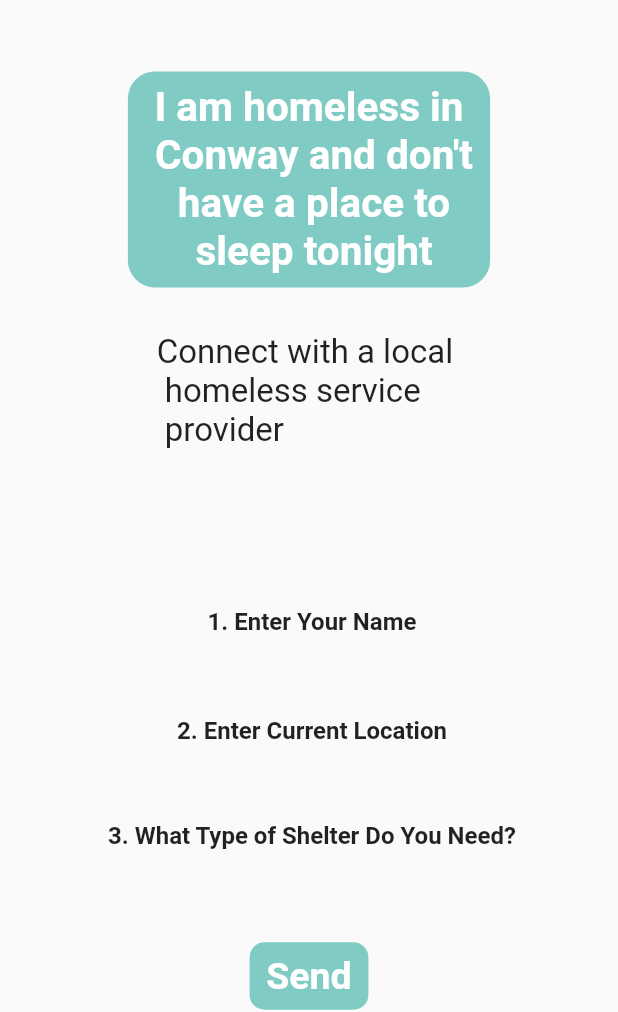
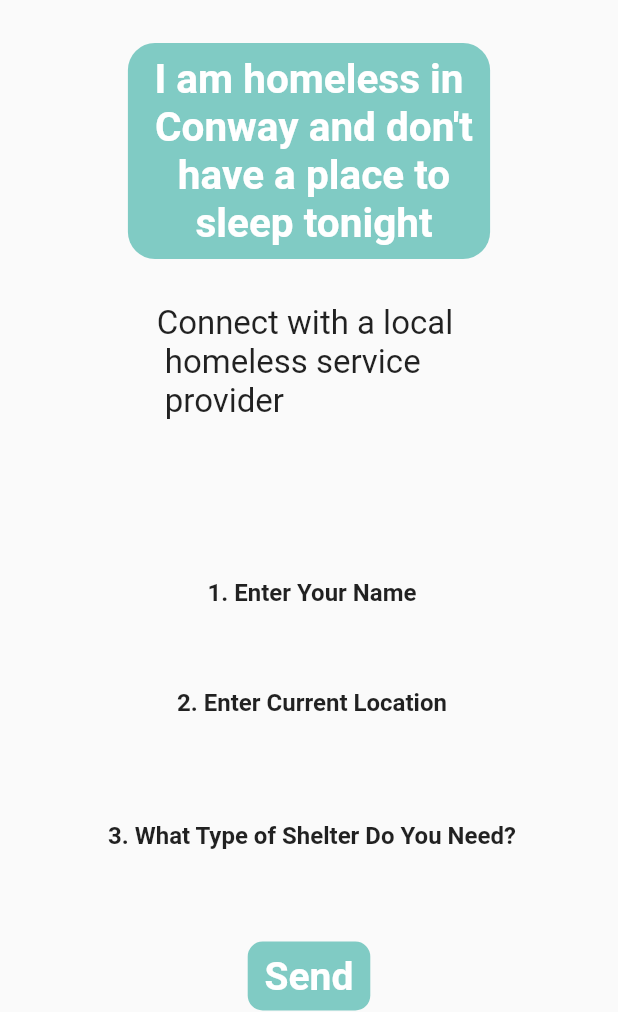
Before and after one commit to GaelleAgahozo/Homeless-Tonight-, a Flutter app: the MyHomePage screen opened directly, after a tap on an icon or button, on a phone screen of 412 x 824 dp, the part 224-1236 px from its top. Run offline on Flutter 3.47's test engine with Material 2 defaults, Android fonts, the phone set to English and light mode, and no system bars.

Commit message:
changed padding

```diff
--- a/homeless_tonight/lib/need_shelter.dart
+++ b/homeless_tonight/lib/need_shelter.dart
@@ -44,7 +44,7 @@ class Shelter extends StatelessWidget {
             textAlign: TextAlign.center,
           )),
       const Padding(
-          padding: EdgeInsets.only(top: 1, bottom: 60),
+          padding: EdgeInsets.only(top: 20, bottom: 60),
           child: Text(
             " 3. What Type of Shelter Do You Need?",
             style: TextStyle(fontSize: 16, fontWeight: FontWeight.bold),
@@ -60,7 +60,7 @@ class Shelter extends StatelessWidget {
             "Send ",
             textAlign: TextAlign.center,
             style: TextStyle(
-              fontSize: 25,
+              fontSize: 26,
               fontWeight: FontWeight.bold,
               color: Colors.white,
             ),
```
